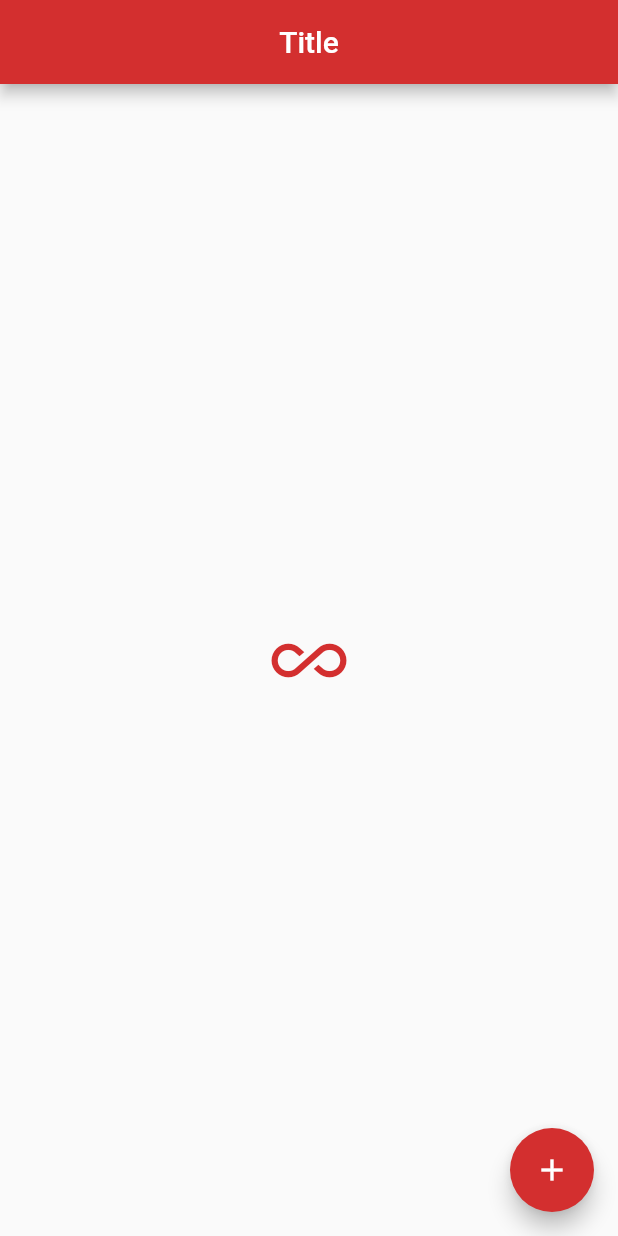
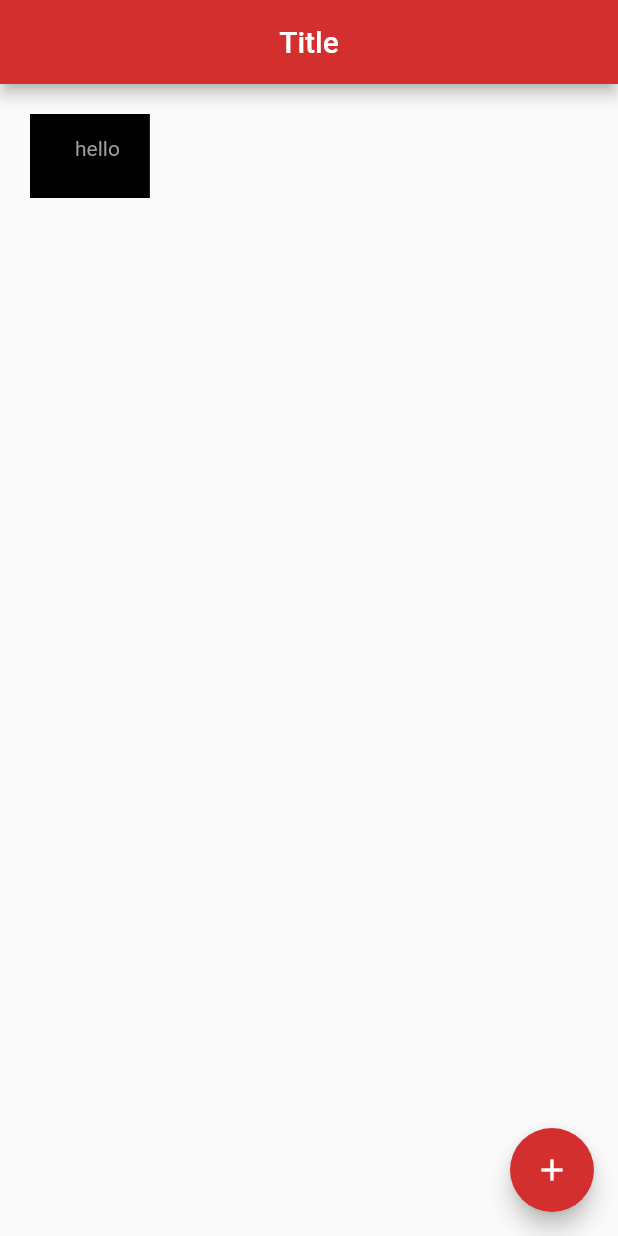
Before and after one commit to srtulon/flutter-projects, a Flutter app: the screen it shows after launch, on a phone screen of 412 x 824 dp. Run offline on Flutter 3.47's test engine with Material 2 defaults, Android fonts, the phone set to English and light mode, and no system bars.

Commit message:
Update main.dart

```diff
--- a/flutter_app/lib/main.dart
+++ b/flutter_app/lib/main.dart
@@ -1,3 +1,4 @@
+import 'package:flutter/cupertino.dart';
 import 'package:flutter/material.dart';
 
 void main() {
@@ -16,17 +17,16 @@ class Home extends StatelessWidget {
         title: Text('Title'),
         centerTitle: true,
       ),
-      body: Center(
-        child: IconButton(
-          icon: Icon(
-            Icons.all_inclusive_outlined
-          ),
-          onPressed: (){
-            print('Infinity');
-          },
-          iconSize: 50,
-          color: Colors.red[700],
-        )
+      body: Container(
+        padding: EdgeInsets.fromLTRB(30, 15, 20, 25),
+        margin: EdgeInsets.all(20),
+        color: Colors.black,
+        child: Text(
+          'hello',
+          style: TextStyle(
+            color: Colors.grey,
+          )
+        ),
       ),
       floatingActionButton: FloatingActionButton(
         onPressed: () {},
```
